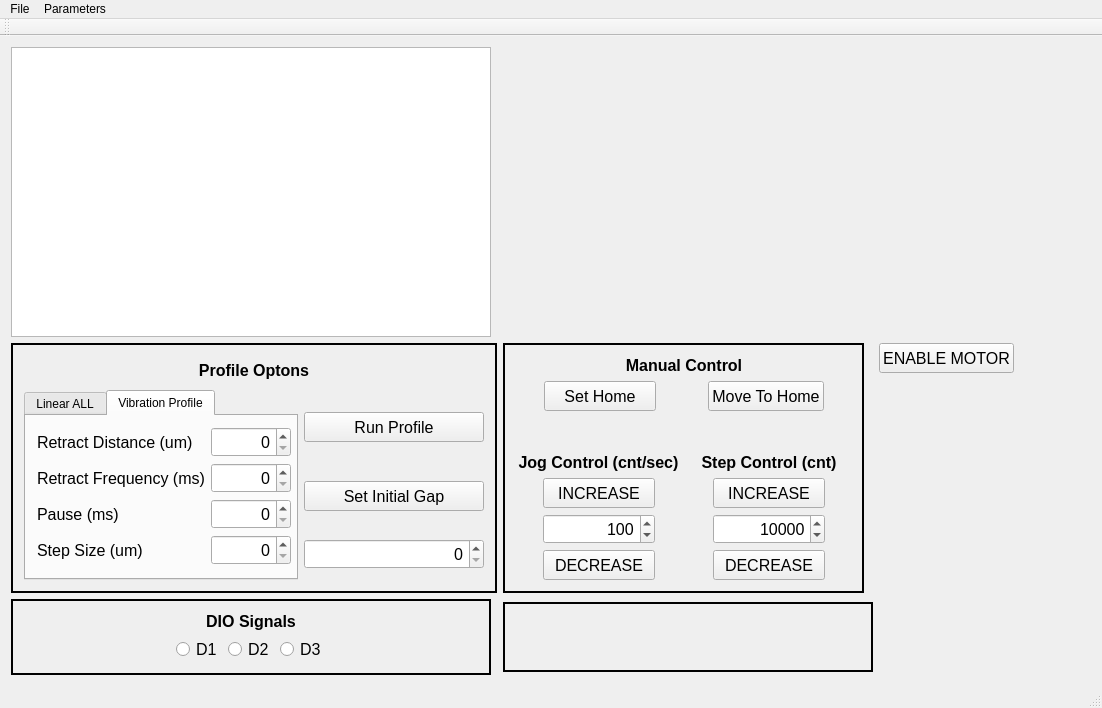
This is src/Window_GalilMotionController/mainwindow.ui in dmherrington/ECM-Control-System as Qt 5 draws it before an edit. The edited form follows.
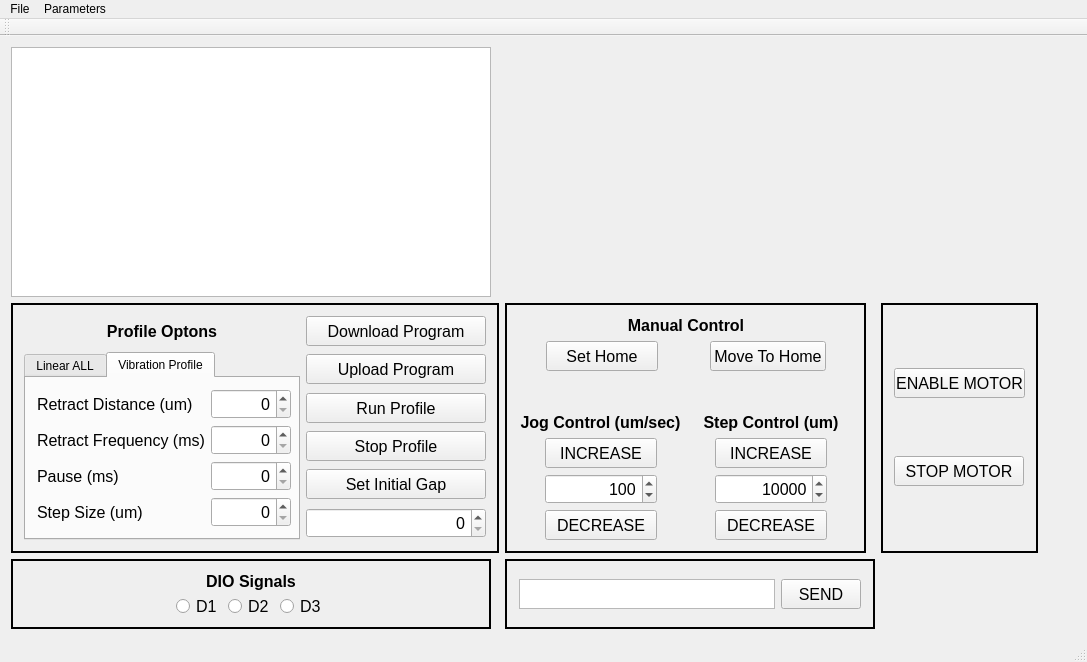
This is the edited form. The open tabs and pages were chosen to show the change. Custom widgets are drawn as their Qt base class.

```diff
--- a/src/Window_GalilMotionController/mainwindow.ui
+++ b/src/Window_GalilMotionController/mainwindow.ui
@@ -6,8 +6,8 @@
    <rect>
     <x>0</x>
     <y>0</y>
-    <width>1102</width>
-    <height>708</height>
+    <width>1087</width>
+    <height>655</height>
    </rect>
   </property>
   <property name="sizePolicy">
@@ -20,11 +20,11 @@
    <string>MainWindow</string>
   </property>
   <widget class="QWidget" name="centralWidget">
-   <layout class="QGridLayout" name="gridLayout_7">
+   <layout class="QGridLayout" name="gridLayout_10">
     <item row="0" column="0">
      <widget class="QTextEdit" name="programText">
       <property name="sizePolicy">
-       <sizepolicy hsizetype="Fixed" vsizetype="Expanding">
+       <sizepolicy hsizetype="Fixed" vsizetype="MinimumExpanding">
         <horstretch>0</horstretch>
         <verstretch>0</verstretch>
        </sizepolicy>
@@ -59,10 +59,12 @@
       </property>
      </widget>
     </item>
-    <item row="1" column="0" rowspan="2">
+    <item row="1" column="0" colspan="2">
+     <layout class="QGridLayout" name="gridLayout_9">
+      <item row="0" column="0">
      <widget class="QFrame" name="frame_ProfileOptions">
       <property name="sizePolicy">
-       <sizepolicy hsizetype="Fixed" vsizetype="Preferred">
+         <sizepolicy hsizetype="Fixed" vsizetype="Fixed">
         <horstretch>0</horstretch>
         <verstretch>0</verstretch>
        </sizepolicy>
@@ -83,7 +85,7 @@
        <number>2</number>
       </property>
       <layout class="QGridLayout" name="gridLayout_3">
-       <item row="0" column="0" colspan="2">
+         <item row="0" column="0">
         <widget class="QSplitter" name="splitter_2">
          <property name="orientation">
           <enum>Qt::Horizontal</enum>
@@ -111,8 +113,8 @@
          </widget>
         </widget>
        </item>
-       <item row="1" column="1">
-        <widget class="QPushButton" name="pushButton_RunProfile">
+         <item row="0" column="1">
+          <widget class="QPushButton" name="pushButton_DownloadProgram">
          <property name="sizePolicy">
           <sizepolicy hsizetype="Fixed" vsizetype="Fixed">
            <horstretch>0</horstretch>
@@ -131,53 +133,11 @@
           </font>
          </property>
          <property name="text">
-          <string>Run Profile</string>
+            <string>Download Program</string>
          </property>
         </widget>
        </item>
-       <item row="2" column="1">
-        <widget class="QPushButton" name="pushButton_SetInitialGap">
-         <property name="sizePolicy">
-          <sizepolicy hsizetype="Fixed" vsizetype="Fixed">
-           <horstretch>0</horstretch>
-           <verstretch>0</verstretch>
-          </sizepolicy>
-         </property>
-         <property name="minimumSize">
-          <size>
-           <width>180</width>
-           <height>30</height>
-          </size>
-         </property>
-         <property name="font">
-          <font>
-           <pointsize>12</pointsize>
-          </font>
-         </property>
-         <property name="text">
-          <string>Set Initial Gap</string>
-         </property>
-        </widget>
-       </item>
-       <item row="3" column="1">
-        <widget class="QSpinBox" name="spinBox_Jog_6">
-         <property name="minimumSize">
-          <size>
-           <width>180</width>
-           <height>30</height>
-          </size>
-         </property>
-         <property name="font">
-          <font>
-           <pointsize>12</pointsize>
-          </font>
-         </property>
-         <property name="alignment">
-          <set>Qt::AlignRight|Qt::AlignTrailing|Qt::AlignVCenter</set>
-         </property>
-        </widget>
-       </item>
-       <item row="1" column="0" rowspan="3">
+         <item row="1" column="0" rowspan="5">
         <widget class="QTabWidget" name="tabWidget">
          <property name="currentIndex">
           <number>0</number>
@@ -464,15 +424,132 @@
          </widget>
         </widget>
        </item>
+         <item row="1" column="1">
+          <widget class="QPushButton" name="pushButton_UploadProgram">
+           <property name="sizePolicy">
+            <sizepolicy hsizetype="Fixed" vsizetype="Fixed">
+             <horstretch>0</horstretch>
+             <verstretch>0</verstretch>
+            </sizepolicy>
+           </property>
+           <property name="minimumSize">
+            <size>
+             <width>180</width>
+             <height>30</height>
+            </size>
+           </property>
+           <property name="font">
+            <font>
+             <pointsize>12</pointsize>
+            </font>
+           </property>
+           <property name="text">
+            <string>Upload Program</string>
+           </property>
+          </widget>
+         </item>
+         <item row="2" column="1">
+          <widget class="QPushButton" name="pushButton_RunProfile">
+           <property name="sizePolicy">
+            <sizepolicy hsizetype="Fixed" vsizetype="Fixed">
+             <horstretch>0</horstretch>
+             <verstretch>0</verstretch>
+            </sizepolicy>
+           </property>
+           <property name="minimumSize">
+            <size>
+             <width>180</width>
+             <height>30</height>
+            </size>
+           </property>
+           <property name="font">
+            <font>
+             <pointsize>12</pointsize>
+            </font>
+           </property>
+           <property name="text">
+            <string>Run Profile</string>
+           </property>
+          </widget>
+         </item>
+         <item row="3" column="1">
+          <widget class="QPushButton" name="pushButton_StopProfile">
+           <property name="sizePolicy">
+            <sizepolicy hsizetype="Fixed" vsizetype="Fixed">
+             <horstretch>0</horstretch>
+             <verstretch>0</verstretch>
+            </sizepolicy>
+           </property>
+           <property name="minimumSize">
+            <size>
+             <width>180</width>
+             <height>30</height>
+            </size>
+           </property>
+           <property name="font">
+            <font>
+             <pointsize>12</pointsize>
+            </font>
+           </property>
+           <property name="text">
+            <string>Stop Profile</string>
+           </property>
+          </widget>
+         </item>
+         <item row="4" column="1">
+          <widget class="QPushButton" name="pushButton_SetInitialGap">
+           <property name="sizePolicy">
+            <sizepolicy hsizetype="Fixed" vsizetype="Fixed">
+             <horstretch>0</horstretch>
+             <verstretch>0</verstretch>
+            </sizepolicy>
+           </property>
+           <property name="minimumSize">
+            <size>
+             <width>180</width>
+             <height>30</height>
+            </size>
+           </property>
+           <property name="font">
+            <font>
+             <pointsize>12</pointsize>
+            </font>
+           </property>
+           <property name="text">
+            <string>Set Initial Gap</string>
+           </property>
+          </widget>
+         </item>
+         <item row="5" column="1">
+          <widget class="QSpinBox" name="spinBox_Jog_6">
+           <property name="minimumSize">
+            <size>
+             <width>180</width>
+             <height>30</height>
+            </size>
+           </property>
+           <property name="font">
+            <font>
+             <pointsize>12</pointsize>
+            </font>
+           </property>
+           <property name="alignment">
+            <set>Qt::AlignRight|Qt::AlignTrailing|Qt::AlignVCenter</set>
+           </property>
+          </widget>
+         </item>
       </layout>
       <zorder>tabWidget</zorder>
       <zorder>splitter_2</zorder>
       <zorder>pushButton_RunProfile</zorder>
       <zorder>pushButton_SetInitialGap</zorder>
       <zorder>spinBox_Jog_6</zorder>
-     </widget>
-    </item>
-    <item row="1" column="1" rowspan="2">
+        <zorder>pushButton_StopProfile</zorder>
+        <zorder>pushButton_UploadProgram</zorder>
+        <zorder>pushButton_DownloadProgram</zorder>
+       </widget>
+      </item>
+      <item row="0" column="1">
      <widget class="QFrame" name="frame_MaunalControl">
       <property name="sizePolicy">
        <sizepolicy hsizetype="Fixed" vsizetype="Fixed">
@@ -642,7 +719,7 @@
             </font>
            </property>
            <property name="text">
-            <string>Jog Control (cnt/sec)</string>
+              <string>Jog Control (um/sec)</string>
            </property>
            <property name="alignment">
             <set>Qt::AlignCenter</set>
@@ -665,7 +742,7 @@
             </font>
            </property>
            <property name="text">
-            <string>Step Control (cnt)</string>
+              <string>Step Control (um)</string>
            </property>
            <property name="alignment">
             <set>Qt::AlignCenter</set>
@@ -910,7 +987,19 @@
       </layout>
      </widget>
     </item>
-    <item row="1" column="2">
+      <item row="0" column="2">
+       <widget class="QFrame" name="frame">
+        <property name="frameShape">
+         <enum>QFrame::Box</enum>
+        </property>
+        <property name="frameShadow">
+         <enum>QFrame::Plain</enum>
+        </property>
+        <property name="lineWidth">
+         <number>2</number>
+        </property>
+        <layout class="QGridLayout" name="gridLayout_8">
+         <item row="0" column="0">
      <widget class="QPushButton" name="pushButton_MotorEnable">
       <property name="sizePolicy">
        <sizepolicy hsizetype="Fixed" vsizetype="Fixed">
@@ -934,20 +1023,34 @@
       </property>
      </widget>
     </item>
-    <item row="2" column="2">
-     <spacer name="horizontalSpacer">
-      <property name="orientation">
-       <enum>Qt::Horizontal</enum>
-      </property>
-      <property name="sizeHint" stdset="0">
+         <item row="1" column="0">
+          <widget class="QPushButton" name="pushButton_MotorDisable">
+           <property name="sizePolicy">
+            <sizepolicy hsizetype="Fixed" vsizetype="Fixed">
+             <horstretch>0</horstretch>
+             <verstretch>0</verstretch>
+            </sizepolicy>
+           </property>
+           <property name="minimumSize">
        <size>
-        <width>218</width>
-        <height>20</height>
-       </size>
-      </property>
-     </spacer>
-    </item>
-    <item row="3" column="0">
+             <width>130</width>
+             <height>30</height>
+            </size>
+           </property>
+           <property name="font">
+            <font>
+             <pointsize>12</pointsize>
+            </font>
+           </property>
+           <property name="text">
+            <string>STOP MOTOR</string>
+           </property>
+          </widget>
+         </item>
+        </layout>
+       </widget>
+      </item>
+      <item row="1" column="0">
      <widget class="QFrame" name="frame_ProfileOptions_2">
       <property name="sizePolicy">
        <sizepolicy hsizetype="Fixed" vsizetype="Fixed">
@@ -1055,7 +1158,7 @@
       </layout>
      </widget>
     </item>
-    <item row="3" column="1">
+      <item row="1" column="1">
      <widget class="QFrame" name="frame_ProfileOptions_3">
       <property name="sizePolicy">
        <sizepolicy hsizetype="Fixed" vsizetype="Fixed">
@@ -1078,16 +1181,77 @@
       <property name="lineWidth">
        <number>2</number>
       </property>
-     </widget>
-    </item>
-    <item row="3" column="2">
-     <spacer name="horizontalSpacer_2">
+        <layout class="QGridLayout" name="gridLayout_7">
+         <item row="0" column="0">
+          <layout class="QHBoxLayout" name="horizontalLayout_4">
+           <item>
+            <widget class="QTextEdit" name="textEdit_CMD">
+             <property name="sizePolicy">
+              <sizepolicy hsizetype="Fixed" vsizetype="Expanding">
+               <horstretch>0</horstretch>
+               <verstretch>0</verstretch>
+              </sizepolicy>
+             </property>
+             <property name="minimumSize">
+              <size>
+               <width>0</width>
+               <height>30</height>
+              </size>
+             </property>
+             <property name="maximumSize">
+              <size>
+               <width>16777215</width>
+               <height>30</height>
+              </size>
+             </property>
+             <property name="html">
+              <string>&lt;!DOCTYPE HTML PUBLIC &quot;-//W3C//DTD HTML 4.0//EN&quot; &quot;http://www.w3.org/TR/REC-html40/strict.dtd&quot;&gt;
+&lt;html&gt;&lt;head&gt;&lt;meta name=&quot;qrichtext&quot; content=&quot;1&quot; /&gt;&lt;style type=&quot;text/css&quot;&gt;
+p, li { white-space: pre-wrap; }
+&lt;/style&gt;&lt;/head&gt;&lt;body style=&quot; font-family:'MS Shell Dlg 2'; font-size:8.25pt; font-weight:400; font-style:normal;&quot;&gt;
+&lt;p style=&quot;-qt-paragraph-type:empty; margin-top:0px; margin-bottom:0px; margin-left:0px; margin-right:0px; -qt-block-indent:0; text-indent:0px;&quot;&gt;&lt;br /&gt;&lt;/p&gt;&lt;/body&gt;&lt;/html&gt;</string>
+             </property>
+            </widget>
+           </item>
+           <item>
+            <widget class="QPushButton" name="pushButton_CMDSend">
+             <property name="sizePolicy">
+              <sizepolicy hsizetype="Fixed" vsizetype="Fixed">
+               <horstretch>0</horstretch>
+               <verstretch>0</verstretch>
+              </sizepolicy>
+             </property>
+             <property name="minimumSize">
+              <size>
+               <width>80</width>
+               <height>30</height>
+              </size>
+             </property>
+             <property name="font">
+              <font>
+               <pointsize>12</pointsize>
+              </font>
+             </property>
+             <property name="text">
+              <string>SEND</string>
+             </property>
+            </widget>
+           </item>
+          </layout>
+         </item>
+        </layout>
+       </widget>
+      </item>
+     </layout>
+    </item>
+    <item row="1" column="2">
+     <spacer name="horizontalSpacer">
       <property name="orientation">
        <enum>Qt::Horizontal</enum>
       </property>
       <property name="sizeHint" stdset="0">
        <size>
-        <width>218</width>
+        <width>40</width>
         <height>20</height>
        </size>
       </property>
@@ -1100,7 +1264,7 @@
     <rect>
      <x>0</x>
      <y>0</y>
-     <width>1102</width>
+     <width>1087</width>
      <height>21</height>
     </rect>
    </property>
```
Left out of the diff: 2 changed lines with no effect on the pictures. Lines whose indentation alone changed are shown as unchanged.
